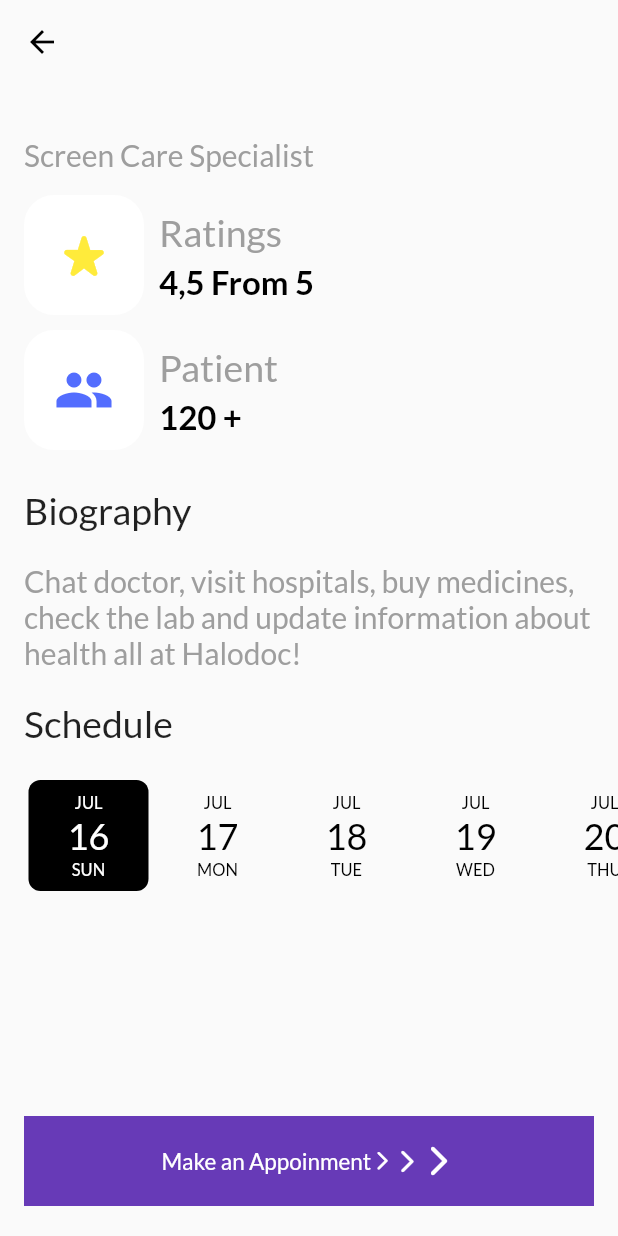
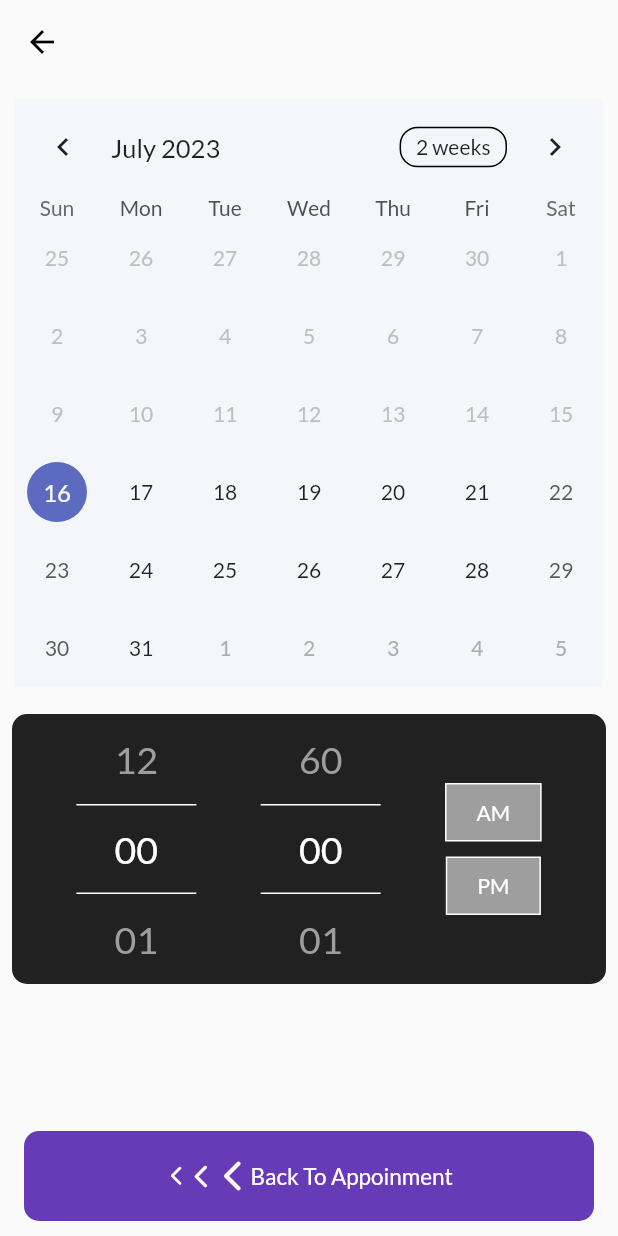
Before and after one commit to pankaj1101/Doctor-App, a Flutter app: the DoctorProfile screen opened directly with empty values, after a tap on "Make an Appoinment", on a phone screen of 412 x 824 dp. Run offline on Flutter 3.47's test engine with Material 2 defaults, Android fonts, the light colour scheme and no system bars; drawn by our look-alikes of date_picker_timeline, numberpicker, table_calendar; our stand-ins replace flutter_chat_types, flutter_chat_ui, flutter_slidable, google_fonts.

Commit message:
Design Completed

```diff
--- a/lib/main.dart
+++ b/lib/main.dart
@@ -1,4 +1,3 @@
-import 'package:doctorapp/screens/doctor_profile.dart';
 import 'package:doctorapp/screens/firstscreen.dart';
 import 'package:flutter/material.dart';
 import 'package:google_fonts/google_fonts.dart';
--- a/lib/screens/chat_screen.dart
+++ b/lib/screens/chat_screen.dart
@@ -1,12 +1,11 @@
+import 'package:doctorapp/screens/profile_screen.dart';
 import 'package:flutter/material.dart';
 import 'package:flutter_chat_ui/flutter_chat_ui.dart';
 import 'package:flutter_chat_types/flutter_chat_types.dart' as types;
 
-import 'doctor_profile.dart';
-
 class ChatScreen extends StatefulWidget {
-  final String doctorName;
-  const ChatScreen({super.key, required this.doctorName});
+  final Map<String, dynamic> doctorDetailsMap;
+  const ChatScreen({super.key, required this.doctorDetailsMap});
 
   @override
   State<ChatScreen> createState() => _ChatStateScreen();
@@ -28,10 +27,10 @@ class _ChatStateScreen extends State<ChatScreen> {
               Navigator.push(
                   context,
                   MaterialPageRoute(
-                      builder: (context) =>
-                          DoctorProfile(doctorName: widget.doctorName)));
+                      builder: (context) => DoctorProfile(
+                          doctorDetailsMap: widget.doctorDetailsMap)));
             },
-            child: Text(widget.doctorName)),
+            child: Text(widget.doctorDetailsMap['name'])),
         centerTitle: true,
       ),
       body: Chat(
--- a/lib/screens/doctor_profile.dart
+++ /dev/null
@@ -1,160 +0,0 @@
-import 'package:date_picker_timeline/date_picker_timeline.dart';
-import 'package:flutter/material.dart';
-
-class DoctorProfile extends StatefulWidget {
-  final String doctorName;
-  const DoctorProfile({super.key, required this.doctorName});
-
-  @override
-  State<DoctorProfile> createState() => _DoctorProfileState();
-}
-
-class _DoctorProfileState extends State<DoctorProfile> {
-  DateTime? _selectedValue;
-
-  @override
-  Widget build(BuildContext context) {
-    return Scaffold(
-      appBar: AppBar(),
-      body: Padding(
-        padding: const EdgeInsets.only(left: 16),
-        child:
-            Column(crossAxisAlignment: CrossAxisAlignment.start, children: [
-          Text(widget.doctorName,
-              style:
-                  const TextStyle(fontSize: 25, fontWeight: FontWeight.bold)),
-          const SizedBox(height: 5),
-          const Text("Screen Care Specialist",
-              style: TextStyle(fontSize: 20, color: Colors.grey)),
-          const SizedBox(height: 10),
-          const ProfilePageCard(
-            iconData: Icons.star_rate_rounded,
-            title: 'Ratings',
-            subTitle: '4,5 From 5',
-            iconColor: Colors.yellow,
-          ),
-          const ProfilePageCard(
-            iconData: Icons.group,
-            title: 'Patient',
-            subTitle: '120 +',
-            iconColor: Colors.indigoAccent,
-          ),
-          const SizedBox(height: 20),
-          const Text(
-            "Biography",
-            style: TextStyle(fontWeight: FontWeight.w500, fontSize: 25),
-          ),
-          const SizedBox(height: 20),
-          const Text(
-            "Chat doctor, visit hospitals, buy medicines, check the lab and update information about health all at Halodoc!",
-            style: TextStyle(fontSize: 20, color: Colors.grey),
-          ),
-          const SizedBox(height: 20),
-          const Text(
-            "Schedule",
-            style: TextStyle(fontWeight: FontWeight.w500, fontSize: 25),
-          ),
-          const SizedBox(height: 20),
-          DatePicker(
-            width: 80,
-            height: 80,
-            DateTime.now(),
-            initialSelectedDate: DateTime.now(),
-            selectionColor: Colors.black,
-            selectedTextColor: Colors.white,
-            onDateChange: (date) {
-              setState(() {
-                _selectedValue = date;
-              });
-            },
-          ),
-          const Spacer(),
-          InkWell(
-            onTap: () {},
-            child: Padding(
-              padding: const EdgeInsets.only(right: 16),
-              child: Container(
-                color: Colors.deepPurple,
-                width: double.infinity,
-                height: 60,
-                child: const Row(
-                  mainAxisAlignment: MainAxisAlignment.center,
-                  children: [
-                    Text(
-                      "Make an Appoinment",
-                      style: TextStyle(color: Colors.white, fontSize: 15),
-                    ),
-                    Icon(
-                      Icons.arrow_forward_ios_rounded,
-                      color: Colors.white,
-                      size: 15,
-                    ),
-                    Icon(
-                      Icons.arrow_forward_ios_rounded,
-                      color: Colors.white,
-                      size: 18,
-                    ),
-                    Icon(Icons.arrow_forward_ios_rounded,
-                        color: Colors.white),
-                  ],
-                ),
-              ),
-            ),
-          ),
-          const SizedBox(height: 20),
-        ]),
-      ),
-    );
-  }
-}
-
-class ProfilePageCard extends StatelessWidget {
-  final IconData iconData;
-  final String title, subTitle;
-  final Color iconColor;
-
-  const ProfilePageCard({
-    super.key,
-    required this.iconData,
-    required this.title,
-    required this.subTitle,
-    required this.iconColor,
-  });
-
-  @override
-  Widget build(BuildContext context) {
-    return Padding(
-      padding: const EdgeInsets.symmetric(vertical: 5),
-      child: Row(
-        children: [
-          Container(
-              width: 80,
-              height: 80,
-              decoration: BoxDecoration(
-                  color: Colors.white, borderRadius: BorderRadius.circular(20)),
-              child: Icon(
-                iconData,
-                size: 40,
-                color: iconColor,
-              )),
-          const SizedBox(width: 10),
-          Column(
-            crossAxisAlignment: CrossAxisAlignment.start,
-            children: [
-              Text(title,
-                  style: const TextStyle(color: Colors.grey, fontSize: 25)),
-              const SizedBox(height: 5),
-              Text(
-                subTitle,
-                style: const TextStyle(
-                    fontSize: 22,
-                    color: Colors.black,
-                    fontWeight: FontWeight.w600),
-              ),
-            ],
-          )
-        ],
-      ),
-    );
-  }
-}
--- /dev/null
+++ b/lib/screens/make_appoinment.dart
@@ -0,0 +1,205 @@
+import 'package:flutter/material.dart';
+import 'package:numberpicker/numberpicker.dart';
+import 'package:table_calendar/table_calendar.dart';
+
+class MakeAppoinment extends StatefulWidget {
+  const MakeAppoinment({super.key});
+
+  @override
+  State<MakeAppoinment> createState() => _MakeAppoinmentState();
+}
+
+class _MakeAppoinmentState extends State<MakeAppoinment> {
+  late CalendarFormat _calendarFormat;
+  late DateTime _selectedDay;
+  late DateTime _focusedDay;
+
+  @override
+  void initState() {
+    super.initState();
+    _calendarFormat = CalendarFormat.month;
+    _selectedDay = DateTime.now();
+    _focusedDay = DateTime.now();
+  }
+
+  var hour = 0;
+  var minute = 0;
+  String timeFormate = "";
+
+  @override
+  Widget build(BuildContext context) {
+    return Scaffold(
+      appBar: AppBar(),
+      body: Column(
+        children: [
+          Padding(
+            padding: const EdgeInsets.all(10.0),
+            child: Container(
+              decoration: const BoxDecoration(
+                color: Color(0xFFF4F6FA),
+              ),
+              child: TableCalendar(
+                // calendarFormat: _calendarFormat,
+                selectedDayPredicate: (day) {
+                  return isSameDay(_selectedDay, day);
+                },
+                onDaySelected: (selectedDay, focusedDay) {
+                  setState(() {
+                    _selectedDay = selectedDay;
+                    _focusedDay = focusedDay;
+                  });
+                },
+                onFormatChanged: (format) {
+                  setState(() {
+                    _calendarFormat = format;
+                  });
+                },
+                onPageChanged: (focusedDay) {
+                  _focusedDay = focusedDay;
+                },
+                firstDay: DateTime.now(),
+                focusedDay: _focusedDay,
+                lastDay: DateTime(3023, 12, 31),
+              ),
+            ),
+          ),
+          Padding(
+            padding: const EdgeInsets.all(8.0),
+            child: Container(
+              decoration: BoxDecoration(
+                  color: Colors.black87,
+                  borderRadius: BorderRadius.circular(10)),
+              child: Row(
+                mainAxisAlignment: MainAxisAlignment.spaceEvenly,
+                children: [
+                  NumberPicker(
+                    value: hour,
+                    minValue: 0,
+                    maxValue: 12,
+                    infiniteLoop: true,
+                    zeroPad: true,
+                    itemWidth: 80,
+                    itemHeight: 60,
+                    selectedTextStyle:
+                        const TextStyle(color: Colors.white, fontSize: 25),
+                    textStyle:
+                        const TextStyle(color: Colors.grey, fontSize: 25),
+                    decoration: const BoxDecoration(
+                        border: Border(
+                      top: BorderSide(color: Colors.white),
+                      bottom: BorderSide(color: Colors.white),
+                    )),
+                    onChanged: (value) => setState(() => hour = value),
+                  ),
+                  NumberPicker(
+                    value: minute,
+                    minValue: 0,
+                    maxValue: 60,
+                    infiniteLoop: true,
+                    zeroPad: true,
+                    itemWidth: 80,
+                    itemHeight: 60,
+                    selectedTextStyle:
+                        const TextStyle(color: Colors.white, fontSize: 25),
+                    textStyle:
+                        const TextStyle(color: Colors.grey, fontSize: 25),
+                    decoration: const BoxDecoration(
+                        border: Border(
+                      top: BorderSide(color: Colors.white),
+                      bottom: BorderSide(color: Colors.white),
+                    )),
+                    onChanged: (value) => setState(() => minute = value),
+                  ),
+                  Column(
+                    mainAxisAlignment: MainAxisAlignment.center,
+                    children: [
+                      InkWell(
+                        onTap: () {
+                          setState(() {
+                            timeFormate = "AM";
+                          });
+                        },
+                        child: Container(
+                          padding: const EdgeInsets.symmetric(
+                              horizontal: 20, vertical: 10),
+                          decoration: BoxDecoration(
+                              color: Colors.grey,
+                              border: Border.all(
+                                  width: timeFormate == "AM" ? 2 : 1,
+                                  color: timeFormate == "AM"
+                                      ? Colors.deepPurple
+                                      : Colors.white)),
+                          child: const Text("AM",
+                              style: TextStyle(color: Colors.white)),
+                        ),
+                      ),
+                      const SizedBox(height: 10),
+                      InkWell(
+                        onTap: () {
+                          setState(() {
+                            timeFormate = "PM";
+                          });
+                        },
+                        child: Container(
+                          padding: const EdgeInsets.symmetric(
+                              horizontal: 20, vertical: 10),
+                          decoration: BoxDecoration(
+                              color: Colors.grey,
+                              border: Border.all(
+                                  width: timeFormate == "PM" ? 2 : 1,
+                                  color: timeFormate == "PM"
+                                      ? Colors.purple
+                                      : Colors.white)),
+                          child: const Text("PM",
+                              style: TextStyle(color: Colors.white)),
+                        ),
+                      ),
+                    ],
+                  )
+                ],
+              ),
+            ),
+          ),
+          const Spacer(),
+          InkWell(
+            onTap: () {
+              Navigator.pop(context);
+            },
+            child: Padding(
+              padding: const EdgeInsets.only(right: 16, left: 16),
+              child: Container(
+                width: double.infinity,
+                height: 60,
+                decoration: BoxDecoration(
+                  color: Colors.deepPurple,
+                  borderRadius: BorderRadius.circular(10),
+                ),
+                child: const Row(
+                  mainAxisAlignment: MainAxisAlignment.center,
+                  children: [
+                    Icon(
+                      Icons.arrow_back_ios_new_rounded,
+                      color: Colors.white,
+                      size: 15,
+                    ),
+                    Icon(
+                      Icons.arrow_back_ios_new_rounded,
+                      color: Colors.white,
+                      size: 18,
+                    ),
+                    Icon(Icons.arrow_back_ios_new_rounded, color: Colors.white),
+                    Text(
+                      "Back To Appoinment",
+                      style: TextStyle(color: Colors.white, fontSize: 15),
+                    ),
+                  ],
+                ),
+              ),
+            ),
+          ),
+          const SizedBox(height: 10)
+        ],
+      ),
+    );
+  }
+}
--- a/lib/screens/our_doctor.dart
+++ b/lib/screens/our_doctor.dart
@@ -84,7 +84,8 @@ class NearbyDoctorList extends StatelessWidget {
             padding: const EdgeInsets.symmetric(horizontal: 20),
             itemCount: DoctorModel.details.length,
             itemBuilder: (BuildContext context, index) {
-              final doctor = DoctorModel.details[index];
+              Details doctor = DoctorModel.details[index];
+
               return Slidable(
                 closeOnScroll: true,
                 endActionPane: ActionPane(
@@ -96,8 +97,8 @@ class NearbyDoctorList extends StatelessWidget {
                         Navigator.push(
                             context,
                             MaterialPageRoute(
-                                builder: (context) =>
-                                    ChatScreen(doctorName: doctor.name)));
+                                builder: (context) => ChatScreen(
+                                    doctorDetailsMap: doctor.toMap())));
                       },
                       backgroundColor: Colors.deepPurple,
                       foregroundColor: Colors.white,
--- a/lib/screens/profile_screen.dart
+++ b/lib/screens/profile_screen.dart
@@ -1,10 +1,167 @@
+import 'package:date_picker_timeline/date_picker_timeline.dart';
+import 'package:doctorapp/screens/make_appoinment.dart';
 import 'package:flutter/material.dart';
 
-class ProfileScreen extends StatelessWidget {
-  const ProfileScreen({Key? key}) : super(key: key);
+class DoctorProfile extends StatefulWidget {
+  // final String doctorName;
+  final Map<String, dynamic> doctorDetailsMap;
+  const DoctorProfile({super.key, required this.doctorDetailsMap});
+
+  @override
+  State<DoctorProfile> createState() => _DoctorProfileState();
+}
+
+class _DoctorProfileState extends State<DoctorProfile> {
+  DateTime? _selectedValue;
 
   @override
   Widget build(BuildContext context) {
-    return Container();
+    return Scaffold(
+      appBar: AppBar(),
+      body: Padding(
+        padding: const EdgeInsets.only(left: 16),
+        child: Column(crossAxisAlignment: CrossAxisAlignment.start, children: [
+          Text(widget.doctorDetailsMap['name'],
+              style:
+                  const TextStyle(fontSize: 25, fontWeight: FontWeight.bold)),
+          const SizedBox(height: 5),
+          Text(widget.doctorDetailsMap['specialist'],
+              style: const TextStyle(fontSize: 20, color: Colors.grey)),
+          const SizedBox(height: 10),
+          const ProfilePageCard(
+            iconData: Icons.star_rate_rounded,
+            title: 'Ratings',
+            subTitle: '4,5 From 5',
+            iconColor: Colors.yellow,
+          ),
+          const ProfilePageCard(
+            iconData: Icons.group,
+            title: 'Patient',
+            subTitle: '120 +',
+            iconColor: Colors.indigoAccent,
+          ),
+          const SizedBox(height: 20),
+          const Text(
+            "Biography",
+            style: TextStyle(fontWeight: FontWeight.w500, fontSize: 25),
+          ),
+          const SizedBox(height: 20),
+          const Text(
+            "Chat doctor, visit hospitals, buy medicines, check the lab and update information about health all at Halodoc!",
+            style: TextStyle(fontSize: 20, color: Colors.grey),
+          ),
+          const SizedBox(height: 20),
+          const Text(
+            "Schedule",
+            style: TextStyle(fontWeight: FontWeight.w500, fontSize: 25),
+          ),
+          const SizedBox(height: 20),
+          DatePicker(
+            width: 80,
+            height: 80,
+            DateTime.now(),
+            initialSelectedDate: DateTime.now(),
+            selectionColor: Colors.black,
+            selectedTextColor: Colors.white,
+            onDateChange: (date) {
+              setState(() {
+                _selectedValue = date;
+              });
+            },
+          ),
+          const Spacer(),
+          InkWell(
+            onTap: () {
+              Navigator.push(context, MaterialPageRoute(builder: (context) {
+                return const MakeAppoinment();
+              }));
+            },
+            child: Padding(
+              padding: const EdgeInsets.only(right: 16),
+              child: Container(
+                width: double.infinity,
+                height: 60,
+                decoration: BoxDecoration(
+                  color: Colors.deepPurple,
+                  borderRadius: BorderRadius.circular(10),
+                ),
+                child: const Row(
+                  mainAxisAlignment: MainAxisAlignment.center,
+                  children: [
+                    Text(
+                      "Make an Appoinment",
+                      style: TextStyle(color: Colors.white, fontSize: 15),
+                    ),
+                    Icon(
+                      Icons.arrow_forward_ios_rounded,
+                      color: Colors.white,
+                      size: 15,
+                    ),
+                    Icon(
+                      Icons.arrow_forward_ios_rounded,
+                      color: Colors.white,
+                      size: 18,
+                    ),
+                    Icon(Icons.arrow_forward_ios_rounded, color: Colors.white),
+                  ],
+                ),
+              ),
+            ),
+          ),
+          const SizedBox(height: 20),
+        ]),
+      ),
+    );
   }
 }
+
+class ProfilePageCard extends StatelessWidget {
+  final IconData iconData;
+  final String title, subTitle;
+  final Color iconColor;
+
+  const ProfilePageCard({
+    super.key,
+    required this.iconData,
+    required this.title,
+    required this.subTitle,
+    required this.iconColor,
+  });
+
+  @override
+  Widget build(BuildContext context) {
+    return Padding(
+      padding: const EdgeInsets.symmetric(vertical: 5),
+      child: Row(
+        children: [
+          Container(
+              width: 80,
+              height: 80,
+              decoration: BoxDecoration(
+                  color: Colors.white, borderRadius: BorderRadius.circular(20)),
+              child: Icon(
+                iconData,
+                size: 40,
+                color: iconColor,
+              )),
+          const SizedBox(width: 10),
+          Column(
+            crossAxisAlignment: CrossAxisAlignment.start,
+            children: [
+              Text(title,
+                  style: const TextStyle(color: Colors.grey, fontSize: 25)),
+              const SizedBox(height: 5),
+              Text(
+                subTitle,
+                style: const TextStyle(
+                    fontSize: 22,
+                    color: Colors.black,
+                    fontWeight: FontWeight.w600),
+              ),
+            ],
+          )
+        ],
+      ),
+    );
+  }
+}
--- a/lib/screens/widgets/homepage_widgets.dart
+++ b/lib/screens/widgets/homepage_widgets.dart
@@ -44,7 +44,7 @@ class CustomCard extends StatelessWidget {
                         ),
                         children: <TextSpan>[
                           TextSpan(
-                            text: 'Dr.Navido',
+                            text: 'Dr. Rahul Nair',
                             style: TextStyle(
                               color: Colors.white,
                               fontSize: 18,
@@ -151,8 +151,6 @@ class Header extends StatelessWidget {
   }
 }
 
-
-
 class CustomMiniCard extends StatelessWidget {
   const CustomMiniCard({
     super.key,
--- a/pubspec.yaml
+++ b/pubspec.yaml
@@ -17,9 +17,8 @@ dependencies:
   flutter_slidable: ^3.0.0
   flutter_chat_ui: ^1.6.9
   date_picker_timeline: ^1.2.5
-
-
-
+  table_calendar: ^3.0.0
+  numberpicker: ^2.1.2
 
 dev_dependencies:
   flutter_test:
```
Also changed, not shown: assets/jsonfiles/doctor_details_json.json (+5 -5 lines), pubspec.lock.
